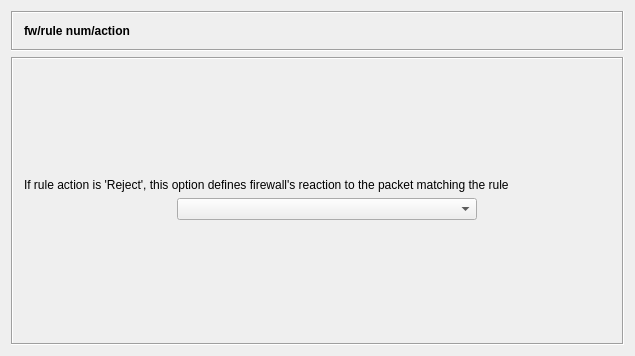
The window that src/gui/actionsdialog_q.ui (fwbuilder/fwbuilder) describes before a commit, drawn with Qt 5.
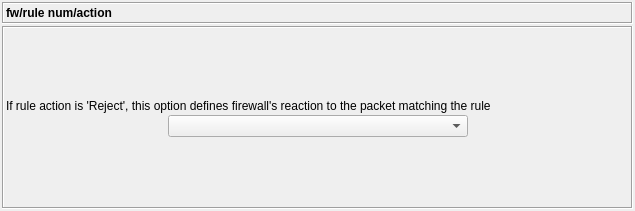
The same window after the commit. The open tabs and pages were chosen to show the change.

The edit to the form file:
```diff
--- a/src/gui/actionsdialog_q.ui
+++ b/src/gui/actionsdialog_q.ui
@@ -6,7 +6,7 @@
     <x>0</x>
     <y>0</y>
     <width>635</width>
-    <height>356</height>
+    <height>211</height>
    </rect>
   </property>
   <property name="windowTitle" >
@@ -14,19 +14,28 @@
   </property>
   <layout class="QGridLayout" >
    <property name="leftMargin" >
-    <number>11</number>
+    <number>2</number>
    </property>
    <property name="topMargin" >
-    <number>11</number>
+    <number>2</number>
    </property>
    <property name="rightMargin" >
-    <number>11</number>
+    <number>2</number>
    </property>
    <property name="bottomMargin" >
-    <number>11</number>
+    <number>2</number>
+   </property>
+   <property name="horizontalSpacing" >
+    <number>2</number>
+   </property>
+   <property name="verticalSpacing" >
+    <number>2</number>
    </property>
    <item row="0" column="0" colspan="2" >
     <layout class="QVBoxLayout" >
+     <property name="spacing" >
+      <number>2</number>
+     </property>
      <item>
       <widget class="QFrame" name="frame3" >
        <property name="sizePolicy" >
@@ -35,6 +44,12 @@
          <verstretch>0</verstretch>
         </sizepolicy>
        </property>
+       <property name="minimumSize" >
+        <size>
+         <width>16</width>
+         <height>20</height>
+        </size>
+       </property>
        <property name="frameShape" >
         <enum>QFrame::Box</enum>
        </property>
@@ -42,17 +57,20 @@
         <enum>QFrame::Sunken</enum>
        </property>
        <layout class="QHBoxLayout" >
+        <property name="spacing" >
+         <number>2</number>
+        </property>
         <property name="leftMargin" >
-         <number>11</number>
+         <number>2</number>
         </property>
         <property name="topMargin" >
-         <number>11</number>
+         <number>2</number>
         </property>
         <property name="rightMargin" >
-         <number>11</number>
+         <number>2</number>
         </property>
         <property name="bottomMargin" >
-         <number>11</number>
+         <number>2</number>
         </property>
         <item>
          <widget class="QLabel" name="action" >
@@ -87,15 +105,27 @@
        <property name="frameShadow" >
         <enum>QFrame::Sunken</enum>
        </property>
+       <layout class="QGridLayout" >
+        <property name="leftMargin" >
+         <number>2</number>
+        </property>
+        <property name="topMargin" >
+         <number>2</number>
+        </property>
+        <property name="rightMargin" >
+         <number>2</number>
+        </property>
+        <property name="bottomMargin" >
+         <number>2</number>
+        </property>
+        <property name="horizontalSpacing" >
+         <number>2</number>
+        </property>
+        <property name="verticalSpacing" >
+         <number>2</number>
+        </property>
+        <item row="0" column="0" >
        <widget class="QStackedWidget" name="widgetStack" >
-        <property name="geometry" >
-         <rect>
-          <x>13</x>
-          <y>13</y>
-          <width>606</width>
-          <height>257</height>
-         </rect>
-        </property>
         <property name="minimumSize" >
          <size>
           <width>320</width>
@@ -186,18 +216,24 @@
           <property name="bottomMargin" >
            <number>0</number>
           </property>
+            <property name="horizontalSpacing" >
+             <number>2</number>
+            </property>
+            <property name="verticalSpacing" >
+             <number>2</number>
+            </property>
           <item row="0" column="1" >
            <spacer>
             <property name="orientation" >
              <enum>Qt::Vertical</enum>
             </property>
             <property name="sizeType" >
-             <enum>QSizePolicy::Expanding</enum>
+               <enum>QSizePolicy::MinimumExpanding</enum>
             </property>
             <property name="sizeHint" >
              <size>
               <width>20</width>
-              <height>20</height>
+                <height>0</height>
              </size>
             </property>
            </spacer>
@@ -221,12 +257,12 @@
              <enum>Qt::Vertical</enum>
             </property>
             <property name="sizeType" >
-             <enum>QSizePolicy::Expanding</enum>
+               <enum>QSizePolicy::MinimumExpanding</enum>
             </property>
             <property name="sizeHint" >
              <size>
               <width>20</width>
-              <height>20</height>
+                <height>0</height>
              </size>
             </property>
            </spacer>
@@ -247,11 +283,11 @@
              <enum>Qt::Horizontal</enum>
             </property>
             <property name="sizeType" >
-             <enum>QSizePolicy::Expanding</enum>
+               <enum>QSizePolicy::MinimumExpanding</enum>
             </property>
             <property name="sizeHint" >
              <size>
-              <width>40</width>
+                <width>10</width>
               <height>20</height>
              </size>
             </property>
@@ -263,11 +299,11 @@
              <enum>Qt::Horizontal</enum>
             </property>
             <property name="sizeType" >
-             <enum>QSizePolicy::Expanding</enum>
+               <enum>QSizePolicy::MinimumExpanding</enum>
             </property>
             <property name="sizeHint" >
              <size>
-              <width>40</width>
+                <width>0</width>
               <height>20</height>
              </size>
             </property>
@@ -1298,6 +1334,8 @@
          </layout>
         </widget>
        </widget>
+        </item>
+       </layout>
       </widget>
      </item>
     </layout>
```
Left out of the diff: 131 changed lines with no effect on the pictures. Lines whose indentation alone changed are shown as unchanged.
